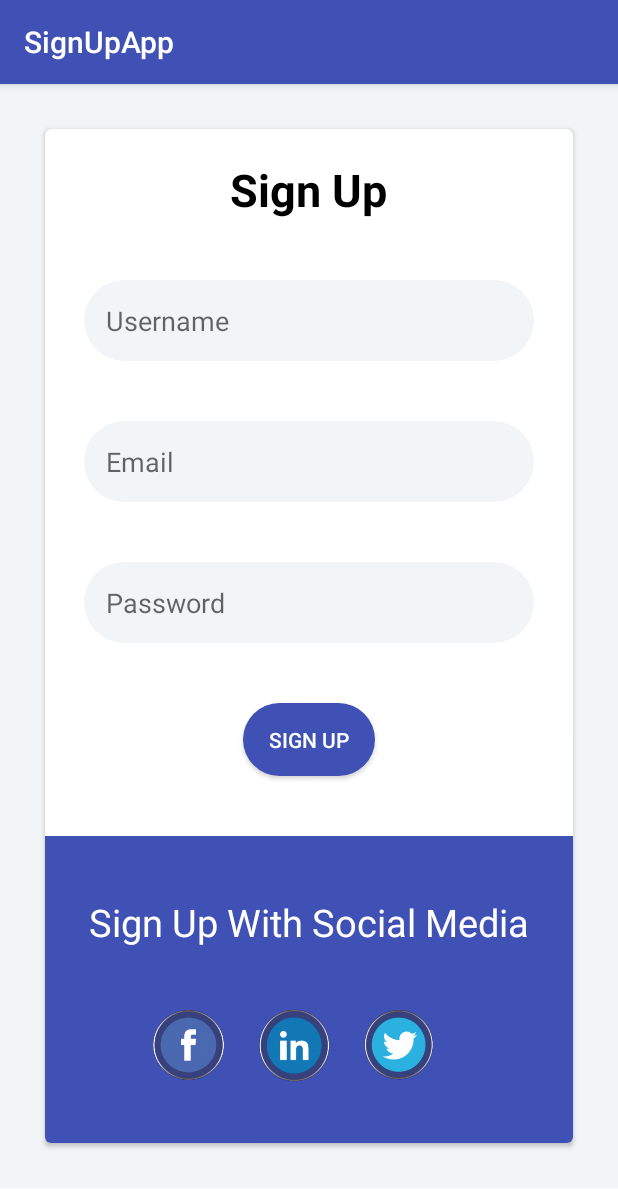
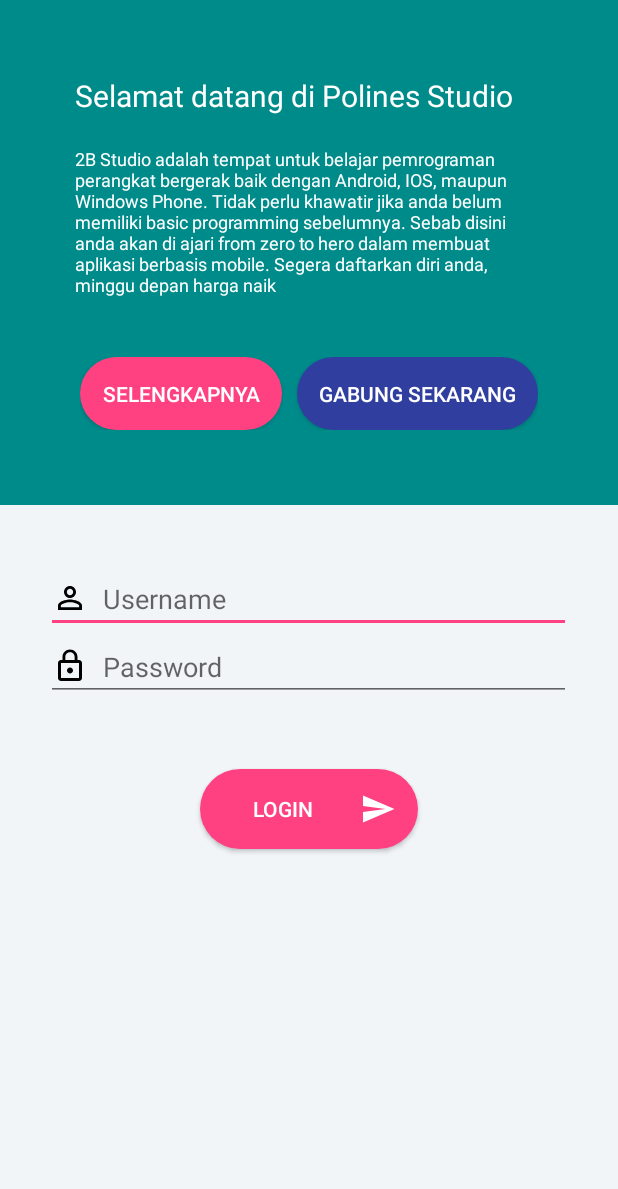
Before and after one commit to widhibagoes/Pemrograman-Perangkat-Bergerak, an Android app: the screen it shows after launch (MainActivity before the commit, LoginActivity after it), on a phone screen of 412 x 824 dp. Shown: the top 1189 px of the screen. Run offline under Robolectric (Android 15) with nearby library versions, the phone set to English and light mode, and no system bars.

Commit message:
Pemrograman Mobile

```diff
--- a/SignUpApp/app/src/main/AndroidManifest.xml
+++ b/SignUpApp/app/src/main/AndroidManifest.xml
@@ -8,14 +8,17 @@
         android:label="@string/app_name"
         android:roundIcon="@mipmap/ic_launcher_round"
         android:supportsRtl="true"
-        android:theme="@style/AppTheme">
-        <activity android:name=".MainActivity">
+        android:theme="@style/LoginTheme">
+        <activity android:name=".LoginActivity">
             <intent-filter>
                 <action android:name="android.intent.action.MAIN" />
 
                 <category android:name="android.intent.category.LAUNCHER" />
             </intent-filter>
         </activity>
+        <activity
+            android:name=".MainActivity"
+            android:theme="@style/AppTheme"/>
     </application>
 
 </manifest>
--- /dev/null
+++ b/SignUpApp/app/src/main/java/widhi/project/signupapp/LoginActivity.java
@@ -0,0 +1,32 @@
+package widhi.project.signupapp;
+
+import androidx.appcompat.app.AppCompatActivity;
+
+import android.content.Intent;
+import android.os.Bundle;
+import android.os.IInterface;
+import android.view.View;
+import android.widget.Button;
+
+public class LoginActivity extends AppCompatActivity implements View.OnClickListener  {
+        Button BtnRegister;
+
+    @Override
+    protected void onCreate(Bundle savedInstanceState) {
+        super.onCreate(savedInstanceState);
+        setContentView(R.layout.activity_login);
+
+        BtnRegister = findViewById(R.id.BtnRegister);
+        BtnRegister.setOnClickListener(this);
+    }
+
+    @Override
+    public void onClick(View view) {
+        switch (view.getId()){
+            case R.id.BtnRegister:
+                Intent register = new Intent(LoginActivity.this, MainActivity.class);
+                startActivity(register);
+                break;
+        }
+    }
+}
--- /dev/null
+++ b/SignUpApp/app/src/main/res/drawable/buttonstyle1.xml
@@ -0,0 +1,6 @@
+<?xml version="1.0" encoding="utf-8"?>
+<shape xmlns:android="http://schemas.android.com/apk/res/android">
+    <corners android:radius="50dp"/>
+    <padding android:top="15dp" android:right="15dp" android:left="15dp" android:bottom="15dp"/>
+    <solid android:color="@color/colorAccent"/>
+</shape>
--- /dev/null
+++ b/SignUpApp/app/src/main/res/drawable/buttonstyle2.xml
@@ -0,0 +1,6 @@
+<?xml version="1.0" encoding="utf-8"?>
+<shape xmlns:android="http://schemas.android.com/apk/res/android">
+    <corners android:radius="50dp"/>
+    <padding android:top="15dp" android:right="15dp" android:left="15dp" android:bottom="15dp"/>
+    <solid android:color="@color/colorPrimaryDark"/>
+</shape>
--- /dev/null
+++ b/SignUpApp/app/src/main/res/drawable/ic_lock_outline_black_24dp.xml
@@ -0,0 +1,9 @@
+<vector xmlns:android="http://schemas.android.com/apk/res/android"
+        android:width="24dp"
+        android:height="24dp"
+        android:viewportWidth="24.0"
+        android:viewportHeight="24.0">
+    <path
+        android:fillColor="#FF000000"
+        android:pathData="M12,17c1.1,0 2,-0.9 2,-2s-0.9,-2 -2,-2 -2,0.9 -2,2 0.9,2 2,2zM18,8h-1L17,6c0,-2.76 -2.24,-5 -5,-5S7,3.24 7,6v2L6,8c-1.1,0 -2,0.9 -2,2v10c0,1.1 0.9,2 2,2h12c1.1,0 2,-0.9 2,-2L20,10c0,-1.1 -0.9,-2 -2,-2zM8.9,6c0,-1.71 1.39,-3.1 3.1,-3.1s3.1,1.39 3.1,3.1v2L8.9,8L8.9,6zM18,20L6,20L6,10h12v10z"/>
+</vector>
--- /dev/null
+++ b/SignUpApp/app/src/main/res/drawable/ic_person_outline_black_24dp.xml
@@ -0,0 +1,9 @@
+<vector xmlns:android="http://schemas.android.com/apk/res/android"
+        android:width="24dp"
+        android:height="24dp"
+        android:viewportWidth="24.0"
+        android:viewportHeight="24.0">
+    <path
+        android:fillColor="#FF000000"
+        android:pathData="M12,5.9c1.16,0 2.1,0.94 2.1,2.1s-0.94,2.1 -2.1,2.1S9.9,9.16 9.9,8s0.94,-2.1 2.1,-2.1m0,9c2.97,0 6.1,1.46 6.1,2.1v1.1L5.9,18.1L5.9,17c0,-0.64 3.13,-2.1 6.1,-2.1M12,4C9.79,4 8,5.79 8,8s1.79,4 4,4 4,-1.79 4,-4 -1.79,-4 -4,-4zM12,13c-2.67,0 -8,1.34 -8,4v3h16v-3c0,-2.66 -5.33,-4 -8,-4z"/>
+</vector>
--- /dev/null
+++ b/SignUpApp/app/src/main/res/layout/activity_login.xml
@@ -0,0 +1,100 @@
+<?xml version="1.0" encoding="utf-8"?>
+<ScrollView xmlns:android="http://schemas.android.com/apk/res/android"
+    xmlns:app="http://schemas.android.com/apk/res-auto"
+    xmlns:tools="http://schemas.android.com/tools"
+    android:layout_width="match_parent"
+    android:layout_height="match_parent"
+    android:background="@color/colorAzur"
+    tools:context=".LoginActivity">
+
+    <LinearLayout
+        android:layout_width="match_parent"
+        android:layout_height="match_parent"
+        android:orientation="vertical">
+
+        <LinearLayout
+            android:layout_width="match_parent"
+            android:layout_height="wrap_content"
+            android:orientation="vertical"
+            android:padding="50dp"
+            android:background="@color/colorPrimaryDark1">
+
+            <TextView
+                android:layout_width="wrap_content"
+                android:layout_height="wrap_content"
+                android:text="@string/welcome"
+                android:textSize="20sp"
+                android:textColor="#fff"/>
+
+            <TextView
+                android:layout_width="wrap_content"
+                android:layout_height="wrap_content"
+                android:text="@string/content_text"
+                android:layout_marginTop="20dp"
+                android:textSize="12sp"
+                android:textColor="#fff"/>
+
+
+            <LinearLayout
+                android:layout_width="wrap_content"
+                android:layout_height="wrap_content"
+                android:orientation="horizontal"
+                android:layout_gravity="center"
+                android:layout_marginTop="40dp">
+
+                <Button
+                    android:id="@+id/btnSelengkapnya"
+                    android:layout_width="wrap_content"
+                    android:layout_height="wrap_content"
+                    android:text="Selengkapnya"
+                    android:layout_marginRight="10dp"
+                    android:textColor="#fff"
+                    android:background="@drawable/buttonstyle1"/>
+
+                <Button
+                    android:id="@+id/BtnRegister"
+                    android:layout_width="wrap_content"
+                    android:layout_height="wrap_content"
+                    android:text="Gabung Sekarang"
+                    android:textColor="#fff"
+                    android:background="@drawable/buttonstyle2"/>
+
+            </LinearLayout>
+
+        </LinearLayout>
+    <LinearLayout
+        android:layout_width="match_parent"
+        android:layout_height="wrap_content"
+        android:orientation="vertical"
+        android:layout_marginTop="40dp"
+        android:gravity="center">
+
+        <EditText
+            android:layout_width="350dp"
+            android:layout_height="wrap_content"
+            android:hint="Username"
+            android:drawableLeft="@drawable/ic_person_outline_black_24dp"
+            android:drawablePadding="10dp"/>
+
+        <EditText
+            android:layout_width="350dp"
+            android:layout_height="wrap_content"
+            android:hint="Password"
+            android:inputType="textPassword"
+            android:drawableLeft="@drawable/ic_lock_outline_black_24dp"
+            android:drawablePadding="10dp"/>
+
+        <Button
+            android:layout_width="145dp"
+            android:layout_height="wrap_content"
+            android:text="Login"
+            android:layout_marginTop="45dp"
+            android:textColor="#fff"
+            android:layout_marginBottom="40dp"
+            android:background="@drawable/buttonstyle1"
+            android:drawableRight="@drawable/ic_send_white_24dp"
+            android:drawablePadding="10dp"/>
+
+        </LinearLayout>
+    </LinearLayout>
+</ScrollView>
--- a/SignUpApp/app/src/main/res/values/strings.xml
+++ b/SignUpApp/app/src/main/res/values/strings.xml
@@ -11,4 +11,5 @@
         harga naik
     </string>
     <string name="sosmed">Sign Up With Social Media</string>
+    <string name="welcome">Selamat datang di Polines Studio</string>
 </resources>
--- a/SignUpApp/app/src/main/res/values/styles.xml
+++ b/SignUpApp/app/src/main/res/values/styles.xml
@@ -7,5 +7,10 @@
         <item name="colorPrimaryDark">@color/colorPrimaryDark</item>
         <item name="colorAccent">@color/colorAccent</item>
     </style>
+    <style name="LoginTheme" parent="Theme.AppCompat.Light.NoActionBar">
+        <item name="colorPrimary">@color/colorPrimary</item>
+        <item name="colorPrimaryDark">@color/colorPrimaryDark</item>
+        <item name="colorAccent">@color/colorAccent</item>
+    </style>
 
 </resources>
```
